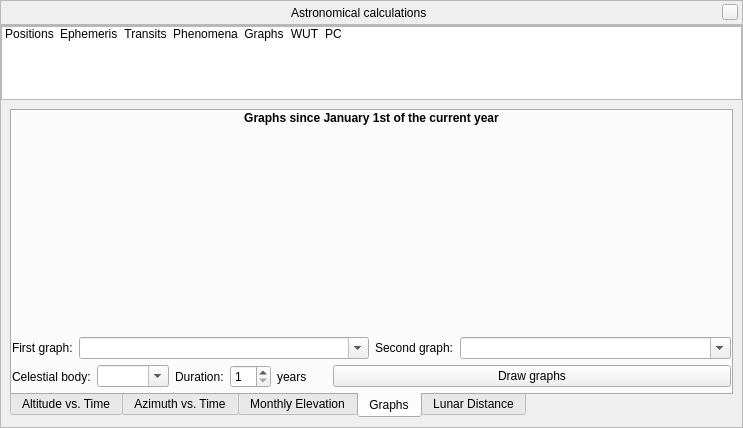
Stellarium/stellarium, file src/gui/astroCalcDialog.ui: the form before one commit.
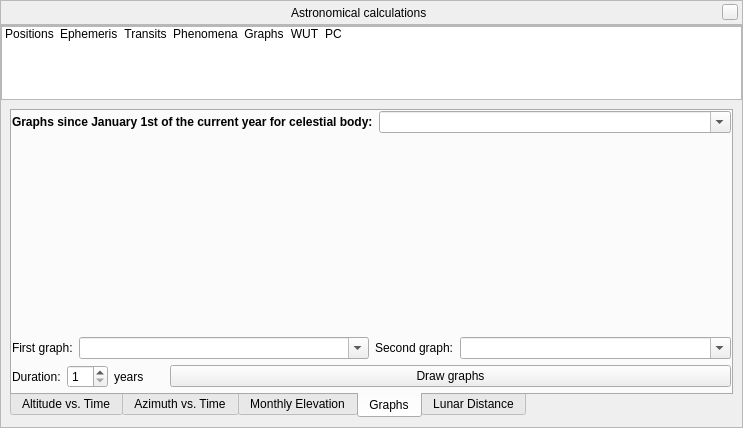
The form after the commit. The open tabs and pages were chosen to show the change. Icons and pictures are not drawn. Custom widgets are drawn as their Qt base class.

Commit message: astrocal graphs: move name of target object to title area (see #1249)

The edit to the form file:
```diff
--- a/src/gui/astroCalcDialog.ui
+++ b/src/gui/astroCalcDialog.ui
@@ -1553,22 +1553,6 @@
               <property name="bottomMargin">
                <number>4</number>
               </property>
-              <item row="0" column="0" colspan="2">
-               <widget class="QLabel" name="graphsLabel">
-                <property name="font">
-                 <font>
-                  <weight>75</weight>
-                  <bold>true</bold>
-                 </font>
-                </property>
-                <property name="text">
-                 <string>Graphs since January 1st of the current year</string>
-                </property>
-                <property name="alignment">
-                 <set>Qt::AlignCenter</set>
-                </property>
-               </widget>
-              </item>
               <item row="2" column="1">
                <layout class="QHBoxLayout" name="horizontalLayout_23">
                 <item>
@@ -1641,27 +1625,6 @@
               </item>
               <item row="3" column="0" colspan="2">
                <layout class="QHBoxLayout" name="horizontalLayout_28">
-                <item>
-                 <layout class="QHBoxLayout" name="horizontalLayout_24">
-                  <item>
-                   <widget class="QLabel" name="graphsCelestialBodyLabel">
-                    <property name="text">
-                     <string>Celestial body:</string>
-                    </property>
-                   </widget>
-                  </item>
-                  <item>
-                   <widget class="QComboBox" name="graphsCelestialBodyComboBox">
-                    <property name="editable">
-                     <bool>true</bool>
-                    </property>
-                    <property name="insertPolicy">
-                     <enum>QComboBox::NoInsert</enum>
-                    </property>
-                   </widget>
-                  </item>
-                 </layout>
-                </item>
                 <item>
                  <layout class="QHBoxLayout" name="horizontalLayout_29">
                   <item>
@@ -1727,6 +1690,45 @@
                 </item>
                </layout>
               </item>
+              <item row="0" column="0" colspan="2">
+               <layout class="QHBoxLayout" name="horizontalLayout_24">
+                <item>
+                 <widget class="QLabel" name="graphsCelestialBodyLabel">
+                  <property name="sizePolicy">
+                   <sizepolicy hsizetype="Maximum" vsizetype="Preferred">
+                    <horstretch>0</horstretch>
+                    <verstretch>0</verstretch>
+                   </sizepolicy>
+                  </property>
+                  <property name="font">
+                   <font>
+                    <weight>75</weight>
+                    <bold>true</bold>
+                   </font>
+                  </property>
+                  <property name="text">
+                   <string>Graphs since January 1st of the current year for celestial body:</string>
+                  </property>
+                 </widget>
+                </item>
+                <item>
+                 <widget class="QComboBox" name="graphsCelestialBodyComboBox">
+                  <property name="sizePolicy">
+                   <sizepolicy hsizetype="MinimumExpanding" vsizetype="Fixed">
+                    <horstretch>0</horstretch>
+                    <verstretch>0</verstretch>
+                   </sizepolicy>
+                  </property>
+                  <property name="editable">
+                   <bool>true</bool>
+                  </property>
+                  <property name="insertPolicy">
+                   <enum>QComboBox::NoInsert</enum>
+                  </property>
+                 </widget>
+                </item>
+               </layout>
+              </item>
              </layout>
             </widget>
             <widget class="QWidget" name="tabLunarDistance">
```
Left out of the diff: 4 changed lines with no effect on the pictures.
